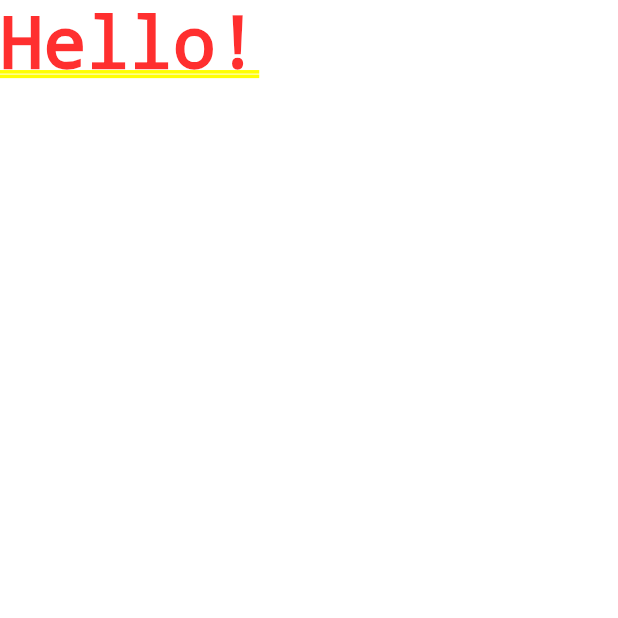
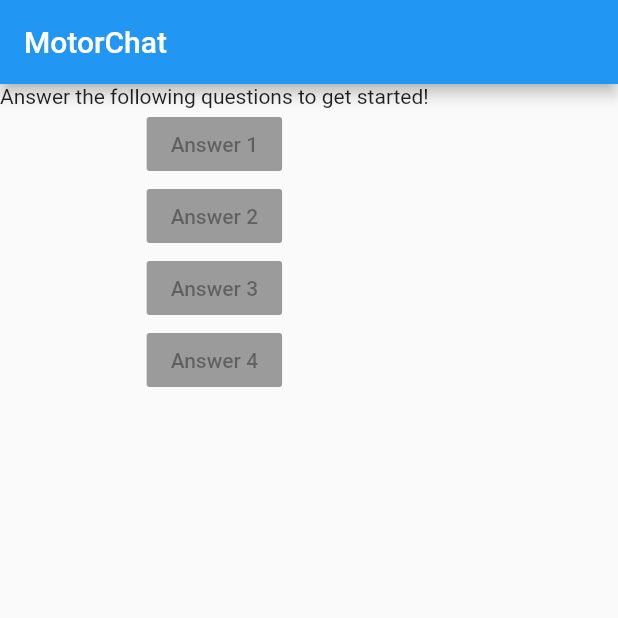
Before and after one commit to befa4971/Android_Studio_Class_Repository, a Flutter app: the screen it shows after launch, on a phone screen of 412 x 824 dp, the top half of it. Run offline on Flutter 3.47's test engine with Material 2 defaults, Android fonts, the phone set to English and light mode, and no system bars.

Commit message:
6/17 1:30 PM

```diff
--- a/lib/main.dart
+++ b/lib/main.dart
@@ -162,7 +162,27 @@ class MyFirstApp extends StatelessWidget {
   //this forces the code to override the existing build method.
   //Do not have to do this, but it is good practice.
   Widget build(BuildContext context) {
-    return MaterialApp(home: Text('Hello!'));
+    var questions = [
+      'What Car Manufacturers are you interested in?',
+      'What motorsports are you interested in?',
+      'Are you also interested in Motorcycles?'
+          'Vanlife?'
+    ];
+    return MaterialApp(
+      home: Scaffold(
+          appBar: AppBar(
+            title: Text('MotorChat'),
+          ),
+          body: Column(children: [
+            Text('Answer the following questions to get started!'),
+            RaisedButton(child: Text('Answer 1'), onPressed: null),
+            RaisedButton(child: Text('Answer 2'), onPressed: null),
+            RaisedButton(child: Text('Answer 3'), onPressed: null),
+            RaisedButton(child: Text('Answer 4'), onPressed: null),
+          ])
+          //Text('The App to Bring Petrol Heads Together'),
+          ),
+    );
   }
 }
 
```
